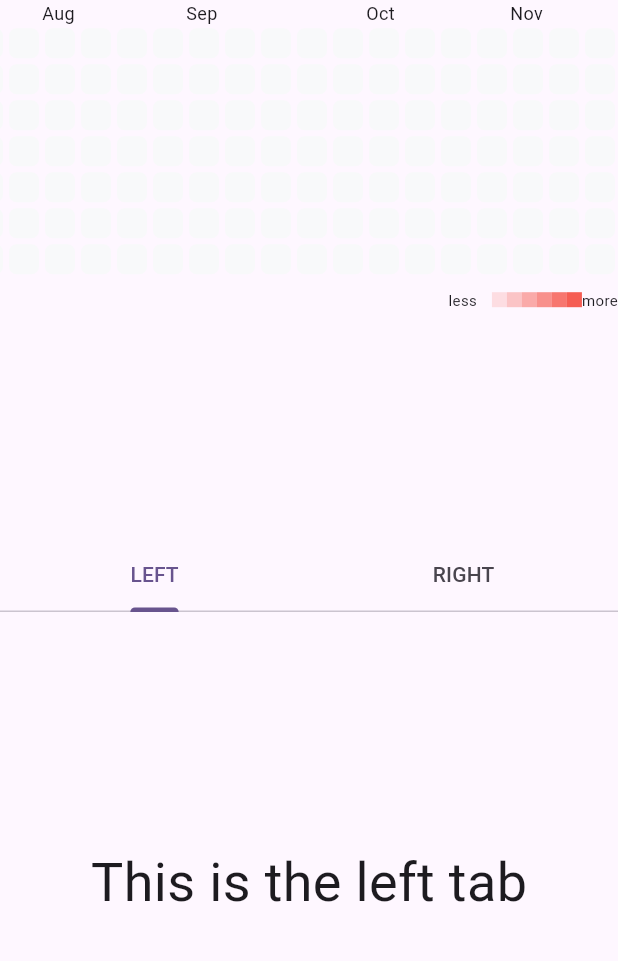
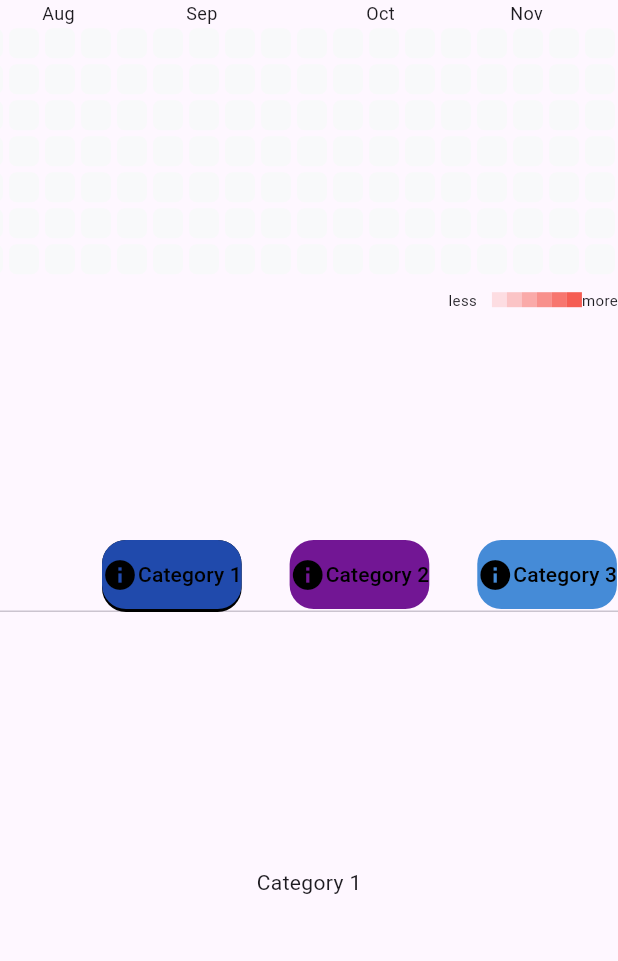
Before and after one commit to Hercules133/Peanut-Progress-Habit-Tracker, a Flutter app: the screen it shows after launch, on a phone screen of 412 x 824 dp, the part 84-1045 px from its top. Run offline on Flutter 3.47's test engine with Material 3 defaults, Android fonts, the light colour scheme and no system bars; drawn by our look-alikes of flutter_heatmap_calendar; our stand-ins replace get_it, shared_preferences.

Commit message:
feat: implement tab bar, change MyHomePage class to stateless

```diff
--- a/lib/features/home_page/view/home_page_screen.dart
+++ b/lib/features/home_page/view/home_page_screen.dart
@@ -3,59 +3,59 @@ import 'package:flutter/material.dart';
 import 'app_bar_widget.dart';
 import 'drawer_menu_widget.dart';
 import 'heat_map_widget.dart';
+import 'tab_bar_widget.dart';
 
-class MyHomePage extends StatefulWidget {
-  const MyHomePage({super.key, required this.title});
+class MyHomePage extends StatelessWidget {
+  const MyHomePage({super.key});
 
-  final String title;
+  static const List<String> myTabs = <String>[
+    'Category 1',
+    'Category 2',
+    'Category 3',
+    'Category 4',
+    'Category 5',
+    'Category 6',
+    'Category 7',
+    'Category 8',
+    'Category 9',
+    'Category 10'
+  ];
 
   @override
-  State<MyHomePage> createState() => _MyHomePageState();
-}
-
-class _MyHomePageState extends State<MyHomePage>
-    with SingleTickerProviderStateMixin {
-  late final TabController _tabController =
-      TabController(length: 2, vsync: this);
-  static const List<Tab> myTabs = <Tab>[
-    Tab(text: 'LEFT'),
-    Tab(text: 'RIGHT'),
-  ];
-  @override
   Widget build(BuildContext context) {
-    return Scaffold(
-      appBar: MyAppBar(appBar: AppBar(),),
+    return DefaultTabController(
+      length: myTabs.length,
+      child: Scaffold(
+        appBar: MyAppBar(
+          appBar: AppBar(),
+        ),
         drawer: MyDrawerMenu(),
-      body: Align(
-        alignment: Alignment.topCenter,
-        child: LayoutBuilder(
-          builder: (BuildContext context, BoxConstraints constraints) {
-            return Column(
+        body: Column(
           children: [
             const Expanded(
               child: MyHeatMap(),
             ),
-                TabBar(
-                  controller: _tabController,
-                  tabs: myTabs,
-                ),
+            const MyTabBar(tabs: myTabs),
             Expanded(
               child: TabBarView(
-                    controller: _tabController,
-                    children: myTabs.map((Tab tab) {
-                      final String label = tab.text!.toLowerCase();
-                      return Center(
-                        child: Text(
-                          'This is the $label tab',
-                          style: const TextStyle(fontSize: 36),
+                children: List.generate(
+                  myTabs.length,
+                  (index) => Center(
+                    child: Text(myTabs[index]),
                   ),
-                      );
-                    }).toList(),
                 ),
-                )
+              ),
+              // children: myTabs.map((Tab tab) {
+              //   final String label = tab.text!.toLowerCase();
+              //   return Center(
+              //     child: Text(
+              //       'This is the $label tab',
+              //       style: const TextStyle(fontSize: 36),
+              //     ),
+              //   );
+              // }).toList(),
+            ),
           ],
-            );
-          },
         ),
       ),
     );
--- /dev/null
+++ b/lib/features/home_page/view/tab_bar_widget.dart
@@ -0,0 +1,82 @@
+import 'package:flutter/material.dart';
+
+class MyTabBar extends StatelessWidget {
+  const MyTabBar({
+    super.key,
+    required this.tabs,
+    this.isScrollable = true,
+  });
+
+  final List<String> tabs;
+  final bool isScrollable;
+  static const List<Color> categoryColor = [
+    Color.fromARGB(255, 32, 74, 172),
+    Color.fromARGB(255, 114, 22, 148),
+    Color.fromARGB(255, 69, 139, 215),
+    Color.fromARGB(255, 248, 8, 8),
+    Color.fromARGB(255, 94, 63, 2),
+    Color.fromARGB(255, 70, 41, 9),
+    Color.fromARGB(255, 89, 54, 12),
+    Color.fromARGB(255, 175, 16, 144),
+    Color.fromARGB(255, 13, 147, 95),
+    Color.fromARGB(255, 237, 106, 13),
+  ];
+
+//   @override
+//   Widget build(BuildContext context) {
+//     return SizedBox(
+//       height: 30,
+//       child: ListView.builder(
+//         scrollDirection: Axis.horizontal,
+//         physics: const BouncingScrollPhysics(),
+//         itemCount: tabs.length,
+//         itemBuilder: (BuildContext context, int idx) {
+//           return TextButton(
+//             onPressed: (){},
+//             child: Container(
+//               color: categoryColor[idx],
+//               child: Row(
+//                 children: [
+//                   const Icon(Icons.info,),
+//                   Text(tabs[idx], selectionColor: Colors.black,),
+//                 ],),
+//             ),
+
+//           );
+//         },
+//       ),
+//     );
+//   }
+// }
+  @override
+  Widget build(BuildContext context) {
+    return TabBar(
+      indicatorSize: TabBarIndicatorSize.label,
+      physics: const BouncingScrollPhysics(),
+      isScrollable: isScrollable,
+      overlayColor: WidgetStateProperty.all<Color>(Colors.transparent),
+      indicator: BoxDecoration(
+        borderRadius: BorderRadius.circular(
+          16.0,
+        ),
+        color: Colors.black,
+      ),
+      labelColor: Colors.black,
+      unselectedLabelColor: Colors.black,
+      tabs: List.generate(
+        tabs.length,
+        (index) => Container(
+          decoration: BoxDecoration(
+            borderRadius: BorderRadius.circular(16),
+            color: categoryColor[index],
+          ),
+          child: Tab(
+            child: Row(
+              children: [const Icon(Icons.info), Text(tabs[index])],
+            ),
+          ),
+        ),
+      ),
+    );
+  }
+}
--- a/lib/main.dart
+++ b/lib/main.dart
@@ -26,7 +26,8 @@ class MyApp extends StatelessWidget {
           colorScheme: ColorScheme.fromSeed(seedColor: Colors.deepPurple),
           useMaterial3: true,
         ),
-        home: const MyHomePage(title: 'Guten Morgen!'),
+        // home: const MyHomePage(title: 'Guten Morgen!'),
+        home: const MyHomePage(),
       ),
     );
   }
```
Lines whose indentation alone changed are shown as unchanged.
